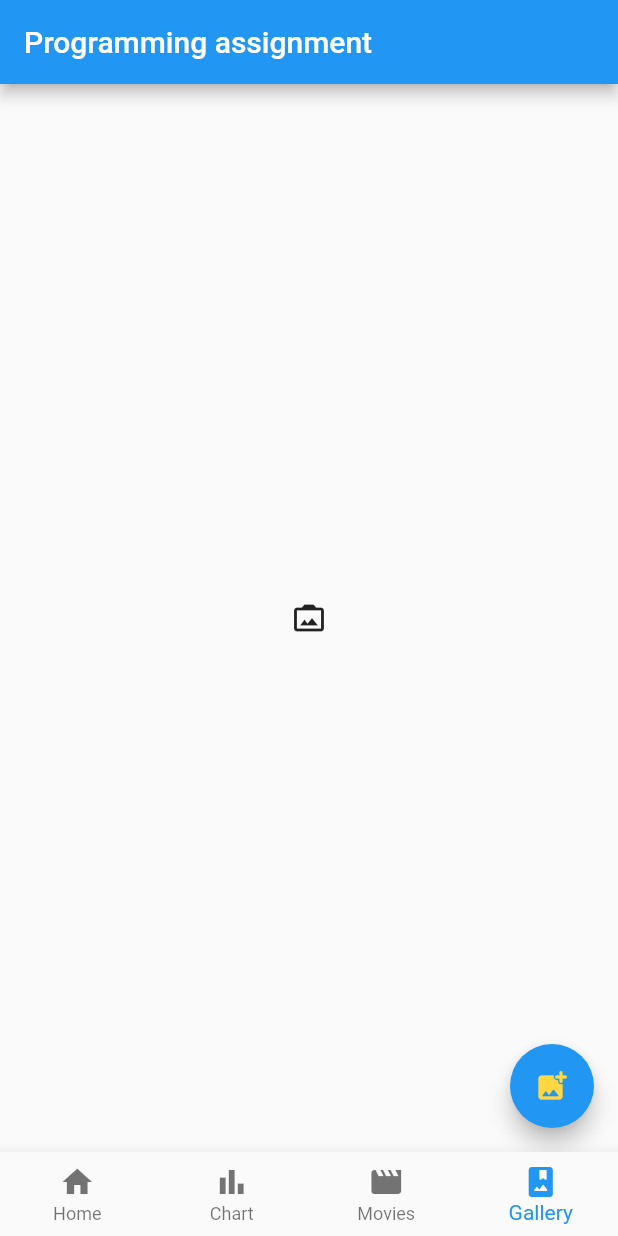
After one commit to siryione/Mobile-dev-flutter, a Flutter app: the screen it shows after launch, item 4 of the bottom bar chosen, on a phone screen of 412 x 824 dp. The commit adds this screen. Run offline on Flutter 3.47's test engine with Material 2 defaults, Android fonts, the phone set to English and light mode, and no system bars; our stand-ins replace bloc, flutter_bloc, google_fonts, image_picker.

Commit message:
add lab5

```diff
--- a/lib/main.dart
+++ b/lib/main.dart
@@ -1,8 +1,7 @@
 import 'package:flutter/material.dart';
 import 'package:flutter/services.dart';
-import 'package:flutter_application/services/MovieService.dart';
-import 'package:flutter_application/view/AddMoviePage.dart';
 import 'package:flutter_application/view/ChartPage.dart';
+import 'package:flutter_application/view/GalleryPage.dart';
 import 'package:flutter_application/view/HomePage.dart';
 import 'package:flutter_application/view/MoviePage.dart';
 
@@ -37,7 +36,7 @@ class _NavigationBarState extends State<NavigationBar> {
     MyHomePage(),
     ChartPage(),
     MoviePage(),
-    AddMoviePage(MovieService()),
+    GalleryPage(),
   ];
 
   void _onItemTapped(int index) {
@@ -61,7 +60,7 @@ class _NavigationBarState extends State<NavigationBar> {
       body: Center(
         child: _widgetOptions.elementAt(_selectedIndex),
       ),
-      bottomNavigationBar: BottomNavigationBar(
+      bottomNavigationBar: BottomNavigationBar(type: BottomNavigationBarType.fixed,
         items: const <BottomNavigationBarItem>[
           BottomNavigationBarItem(
             icon: Icon(Icons.home),
@@ -71,9 +70,13 @@ class _NavigationBarState extends State<NavigationBar> {
             icon: Icon(Icons.bar_chart),
             label: 'Chart',
           ),
-                    BottomNavigationBarItem(
+          BottomNavigationBarItem(
             icon: Icon(Icons.movie),
             label: 'Movies',
+          ),
+          BottomNavigationBarItem(
+            icon: Icon(Icons.photo_album_rounded),
+            label: 'Gallery',
           ),
         ],
         currentIndex: _selectedIndex,
--- a/lib/view/AddMoviePage.dart
+++ b/lib/view/AddMoviePage.dart
@@ -7,7 +7,7 @@ class AddMoviePage extends StatelessWidget {
   final TextEditingController titleEditingController = TextEditingController();
   final TextEditingController yearEditingController = TextEditingController();
   final TextEditingController typeEditingController = TextEditingController();
-  MovieService service;
+  final MovieService service;
   AddMoviePage(this.service);
   @override
   Widget build(BuildContext context) {
--- /dev/null
+++ b/lib/view/GalleryPage.dart
@@ -0,0 +1,81 @@
+import 'dart:io';
+
+import 'package:flutter/material.dart';
+import 'package:flutter_staggered_grid_view/flutter_staggered_grid_view.dart';
+import 'package:image_picker/image_picker.dart';
+
+class GalleryPage extends StatefulWidget {
+  GalleryPage({Key key}) : super(key: key);
+
+  @override
+  _GalleryPageState createState() => _GalleryPageState();
+}
+
+class _GalleryPageState extends State<GalleryPage> {
+  int cycle = 0;
+  List<Widget> _tiles = <Widget>[];
+  List<StaggeredTile> _staggeredTiles = <StaggeredTile>[];
+
+  @override
+  Widget build(BuildContext context) {
+    return Container(
+      child: Scaffold(
+        floatingActionButton: FloatingActionButton(
+          foregroundColor: Colors.amberAccent,
+          child: Icon(Icons.add_photo_alternate_rounded),
+          onPressed: () async {
+            File image = await  ImagePicker.pickImage(
+      source: ImageSource.gallery, imageQuality: 50
+  );
+
+          if (image != null) {
+            setState(() {
+              _tiles.add(
+                _Example01Tile(image),
+              );
+              cycle == 0 || cycle == 7
+                  ? _staggeredTiles.add(StaggeredTile.count(2, 2))
+                  :  _staggeredTiles.add(StaggeredTile.count(1, 1));
+              cycle == 8 ? cycle = 0 : cycle += 1;
+              print(cycle);
+            });
+          }
+          }
+        ),
+        body: Container(
+          child: _tiles.isEmpty
+              ? Center(
+                  child: Icon(
+                    Icons.photo_camera_back,
+                  ),
+                )
+              : StaggeredGridView.count(
+                  crossAxisCount: 3,
+                  staggeredTiles: _staggeredTiles,
+                  mainAxisSpacing: 5,
+                  crossAxisSpacing: 5,
+                  children: _tiles,
+                ),
+        ),
+      ),
+    );
+  }
+}
+
+class _Example01Tile extends StatelessWidget {
+  const _Example01Tile(this.image);
+
+  final File image;
+
+  @override
+  Widget build(BuildContext context) {
+    return Card(
+      child: InkWell(
+          onTap: () {},
+          child: Image.file(
+            image,
+            fit: BoxFit.cover,
+          )),
+    );
+  }
+}
--- a/lib/view/MoviePage.dart
+++ b/lib/view/MoviePage.dart
@@ -169,7 +169,7 @@ class _MoviePageState extends State<MoviePage> {
             });
           }
 
-          Future reload(dynamic value) {
+          void reload(dynamic value) {
             id++;
             setState(() {});
           }
--- a/pubspec.yaml
+++ b/pubspec.yaml
@@ -26,6 +26,8 @@ flutter_icons:
   image_path: "assets/icon/icon.png"
 
 dependencies:
+  image_picker: ^0.6.6+5
+  flutter_staggered_grid_view: ^0.3.0
   google_fonts: ^1.1.0
   # flutter_svg: ^0.17.3
   flutter_cubit: ^0.1.1
```
Also changed, not shown: pubspec.lock.
